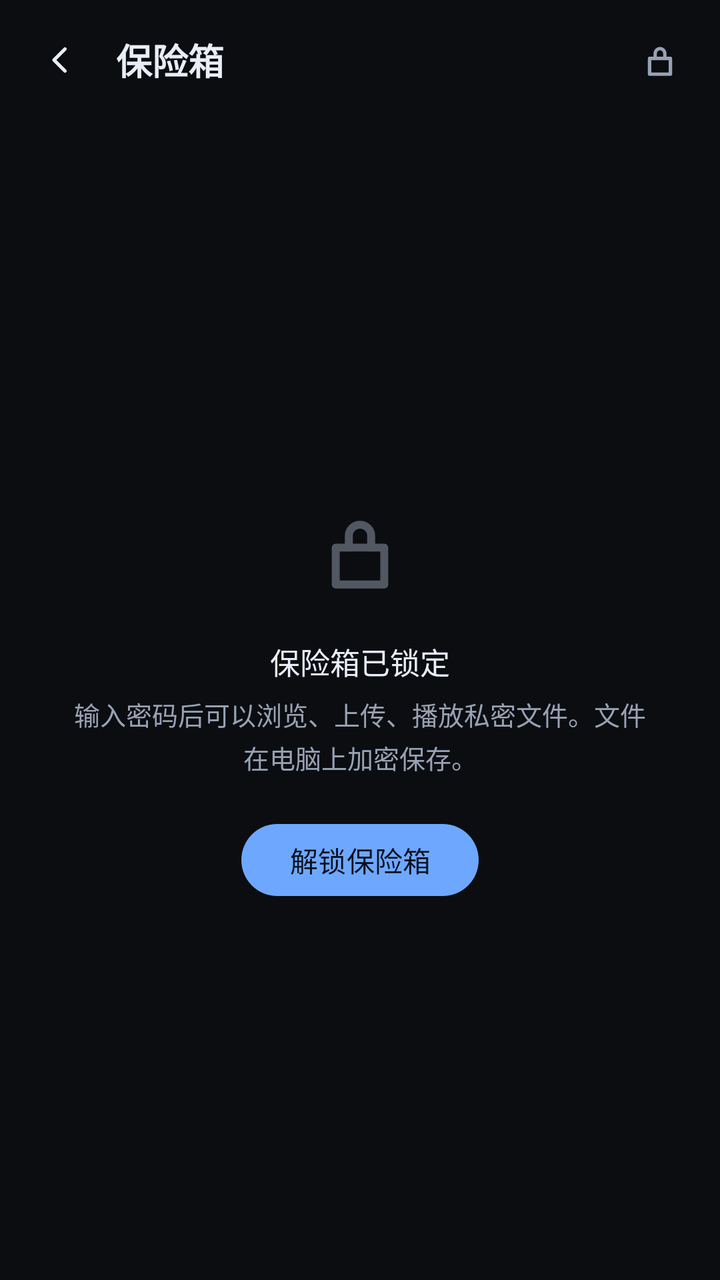
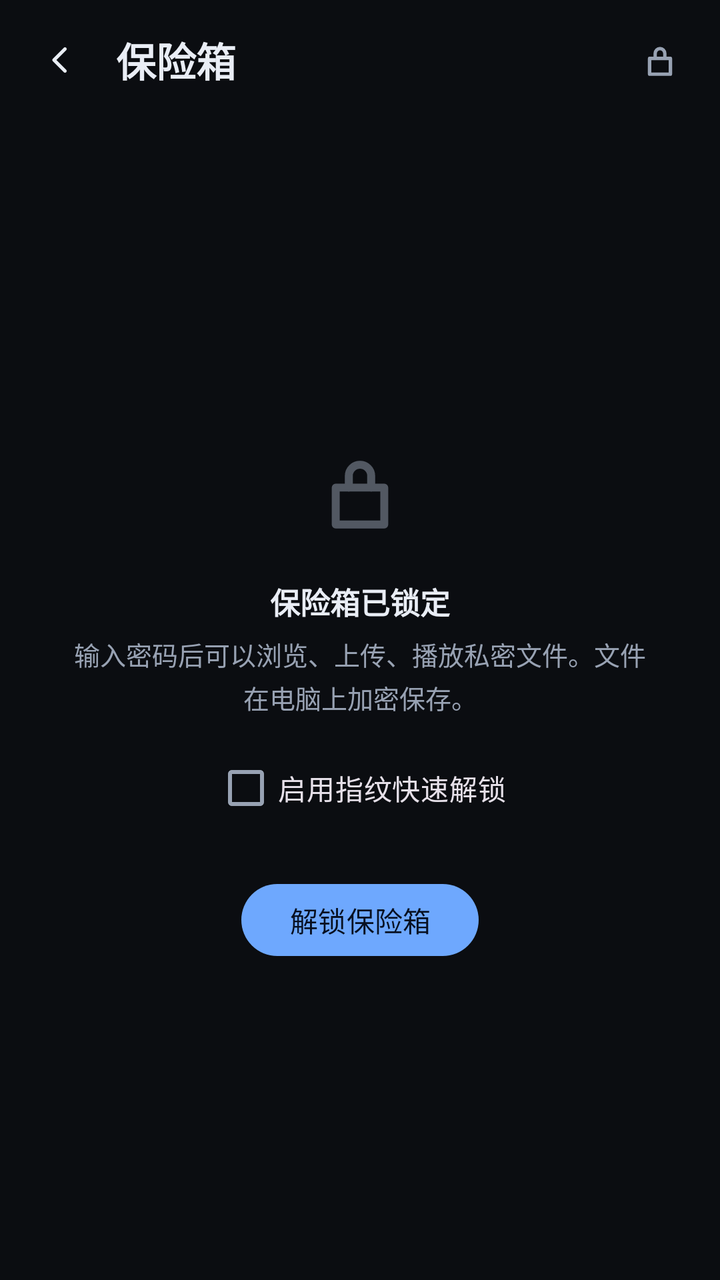

Compare the two renders of this Android layout. The source of the first and the diff that turns it into the second are given below.
<!-- AndroidManifest.xml: application theme Theme.LinNas -->
<!-- res/layout/activity_vault.xml -->
<?xml version="1.0" encoding="utf-8"?>
<LinearLayout xmlns:android="http://schemas.android.com/apk/res/android"
    xmlns:app="http://schemas.android.com/apk/res-auto"
    android:layout_width="match_parent"
    android:layout_height="match_parent"
    android:orientation="vertical"
    android:background="?attr/lInk">

    
    <LinearLayout
        android:layout_width="match_parent"
        android:layout_height="wrap_content"
        android:gravity="center_vertical"
        android:orientation="horizontal"
        android:paddingStart="8dp"
        android:paddingTop="8dp"
        android:paddingEnd="8dp"
        android:paddingBottom="8dp">

        <ImageButton
            android:id="@+id/btnVaultBack"
            style="@style/HeaderIconButton"
            android:contentDescription="返回"
            android:src="@drawable/ic_back"
            android:tint="?attr/lText" />

        <TextView
            style="@style/HeaderTitle"
            android:layout_width="0dp"
            android:layout_height="wrap_content"
            android:layout_marginStart="6dp"
            android:layout_weight="1"
            android:text="保险箱" />

        <ImageButton
            android:id="@+id/btnVaultMkdir"
            style="@style/HeaderIconButton"
            android:contentDescription="新建文件夹"
            android:src="@drawable/ic_folder"
            android:tint="?attr/lTextDim"
            android:visibility="gone" />

        <ImageButton
            android:id="@+id/btnVaultPw"
            style="@style/HeaderIconButton"
            android:contentDescription="修改密码"
            android:src="@drawable/ic_gear"
            android:tint="?attr/lTextDim"
            android:visibility="gone" />

        <ImageButton
            android:id="@+id/btnVaultLock"
            style="@style/HeaderIconButton"
            android:contentDescription="锁定"
            android:src="@drawable/ic_lock"
            android:tint="?attr/lTextDim" />
    </LinearLayout>

    
    <LinearLayout
        android:id="@+id/vaultLocked"
        android:layout_width="match_parent"
        android:layout_height="0dp"
        android:layout_weight="1"
        android:gravity="center"
        android:orientation="vertical"
        android:paddingStart="36dp"
        android:paddingEnd="36dp">

        <ImageView
            android:layout_width="56dp"
            android:layout_height="56dp"
            android:alpha="0.5"
            android:contentDescription="已锁定"
            android:src="@drawable/ic_lock"
            android:tint="?attr/lTextDim" />

        <TextView
            style="@style/EmptyTitle"
            android:layout_width="wrap_content"
            android:layout_height="wrap_content"
            android:layout_marginTop="16dp"
            android:text="保险箱已锁定" />

        <TextView
            style="@style/EmptyHint"
            android:layout_width="match_parent"
            android:layout_height="wrap_content"
            android:layout_marginTop="6dp"
            android:paddingStart="0dp"
            android:paddingTop="0dp"
            android:paddingEnd="0dp"
            android:paddingBottom="0dp"
            android:text="输入密码后可以浏览、上传、播放私密文件。文件在电脑上加密保存。" />

        <com.google.android.material.button.MaterialButton
            android:id="@+id/btnVaultUnlock"
            android:layout_width="wrap_content"
            android:layout_height="wrap_content"
            android:layout_marginTop="20dp"
            android:minHeight="44dp"
            android:paddingStart="24dp"
            android:paddingEnd="24dp"
            android:text="解锁保险箱" />
    </LinearLayout>

    
    <LinearLayout
        android:id="@+id/vaultUnlocked"
        android:layout_width="match_parent"
        android:layout_height="0dp"
        android:layout_weight="1"
        android:orientation="vertical"
        android:visibility="gone">

        <TextView
            android:id="@+id/vaultHint"
            android:layout_width="match_parent"
            android:layout_height="wrap_content"
            android:paddingStart="16dp"
            android:paddingEnd="16dp"
            android:paddingBottom="8dp"
            android:textColor="?attr/lTextDim"
            android:textSize="12sp" />

        <ScrollView
            android:layout_width="match_parent"
            android:layout_height="0dp"
            android:layout_weight="1"
            android:scrollbars="none">

            <LinearLayout
                android:layout_width="match_parent"
                android:layout_height="wrap_content"
                android:orientation="vertical"
                android:paddingStart="16dp"
                android:paddingEnd="16dp">

                <LinearLayout
                    android:id="@+id/vaultList"
                    android:layout_width="match_parent"
                    android:layout_height="wrap_content"
                    android:orientation="vertical" />

                <LinearLayout
                    android:id="@+id/vaultEmpty"
                    android:layout_width="match_parent"
                    android:layout_height="wrap_content"
                    android:layout_marginTop="56dp"
                    android:gravity="center_horizontal"
                    android:orientation="vertical"
                    android:paddingStart="16dp"
                    android:paddingEnd="16dp"
                    android:visibility="gone">

                    <ImageView
                        android:layout_width="48dp"
                        android:layout_height="48dp"
                        android:alpha="0.4"
                        android:contentDescription="空"
                        android:src="@drawable/ic_file"
                        android:tint="?attr/lTextDim" />

                    <TextView
                        style="@style/EmptyTitle"
                        android:layout_width="wrap_content"
                        android:layout_height="wrap_content"
                        android:layout_marginTop="14dp"
                        android:text="保险箱是空的" />

                    <TextView
                        style="@style/EmptyHint"
                        android:layout_width="match_parent"
                        android:layout_height="wrap_content"
                        android:layout_marginTop="6dp"
                        android:paddingStart="0dp"
                        android:paddingTop="0dp"
                        android:paddingEnd="0dp"
                        android:paddingBottom="0dp"
                        android:text="点下方「上传」加入手机里的文件,或用「导入」把媒体库里的文件移进来。" />
                </LinearLayout>
            </LinearLayout>
        </ScrollView>

        
        <LinearLayout
            android:layout_width="match_parent"
            android:layout_height="wrap_content"
            android:orientation="horizontal"
            android:padding="16dp">

            <com.google.android.material.button.MaterialButton
                android:id="@+id/btnVaultUpload"
                android:layout_width="0dp"
                android:layout_height="wrap_content"
                android:layout_weight="1"
                android:minHeight="44dp"
                android:text="上传"
                app:icon="@drawable/ic_upload"
                app:iconGravity="textStart" />

            <com.google.android.material.button.MaterialButton
                android:id="@+id/btnVaultImport"
                style="@style/Widget.Material3.Button.OutlinedButton"
                android:layout_width="0dp"
                android:layout_height="wrap_content"
                android:layout_marginStart="8dp"
                android:layout_weight="1"
                android:minHeight="44dp"
                android:text="导入"
                app:icon="@drawable/ic_folder"
                app:iconGravity="textStart" />

            <com.google.android.material.button.MaterialButton
                android:id="@+id/btnVaultExport"
                style="@style/Widget.Material3.Button.OutlinedButton"
                android:layout_width="0dp"
                android:layout_height="wrap_content"
                android:layout_marginStart="8dp"
                android:layout_weight="1"
                android:minHeight="44dp"
                android:text="导出"
                app:icon="@drawable/ic_download"
                app:iconGravity="textStart" />
        </LinearLayout>
    </LinearLayout>
</LinearLayout>
<!-- resources referenced by this layout -->
<resources>
  <!-- drawable ic_back (drawable) -->
  <?xml version="1.0" encoding="utf-8"?>
  <vector xmlns:android="http://schemas.android.com/apk/res/android"
      android:width="24dp" android:height="24dp"
      android:viewportWidth="24" android:viewportHeight="24">
      <path android:pathData="M14.5 6.5L9 12l5.5 5.5" android:strokeColor="#FFFFFFFF" android:strokeWidth="1.7" android:strokeLineCap="round" android:strokeLineJoin="round" android:fillColor="#00000000"/>
  </vector>
  <!-- drawable ic_folder (drawable) -->
  ﻿<vector xmlns:android="http://schemas.android.com/apk/res/android"
      android:width="24dp" android:height="24dp"
      android:viewportWidth="24" android:viewportHeight="24">
      <path android:pathData="M3.5 7.5a2 2 0 0 1 2-2h4.2l2 2h8.8a2 2 0 0 1 2 2v9a2 2 0 0 1-2 2h-15a2 2 0 0 1-2-2z" android:strokeColor="#FFFFFFFF" android:strokeWidth="1.7" android:strokeLineCap="round" android:strokeLineJoin="round" android:fillColor="#00000000"/>
  </vector>
  <style name="EmptyHint">
          <item name="android:layout_width">wrap_content</item>
          <item name="android:layout_height">wrap_content</item>
          <item name="android:layout_marginTop">6dp</item>
          <item name="android:paddingStart">32dp</item>
          <item name="android:paddingEnd">32dp</item>
          <item name="android:gravity">center</item>
          <item name="android:textSize">13sp</item>
          <item name="android:lineSpacingExtra">3dp</item>
          <item name="android:textColor">?attr/lTextDim</item>
      </style>
  <style name="EmptyTitle">
          <item name="android:layout_width">wrap_content</item>
          <item name="android:layout_height">wrap_content</item>
          <item name="android:layout_marginTop">14dp</item>
          <item name="android:textSize">15sp</item>
          <item name="android:textColor">?attr/lText</item>
      </style>
  <style name="HeaderIconButton">
          <item name="android:layout_width">44dp</item>
          <item name="android:layout_height">44dp</item>
          <item name="android:padding">10dp</item>
          <item name="android:background">?attr/selectableItemBackgroundBorderless</item>
          <item name="android:tint">?attr/lText</item>
          <item name="android:scaleType">fitCenter</item>
      </style>
  <style name="HeaderTitle">
          <item name="android:layout_width">0dp</item>
          <item name="android:layout_height">wrap_content</item>
          <item name="android:layout_weight">1</item>
          <item name="android:layout_marginStart">6dp</item>
          <item name="android:textSize">18sp</item>
          <item name="android:textStyle">bold</item>
          <item name="android:textColor">?attr/lText</item>
          <item name="android:maxLines">1</item>
          <item name="android:ellipsize">end</item>
      </style>
  <color name="t_blue_ink">#0B0D11</color>
  <color name="t_blue_surface">#14181F</color>
  <color name="t_blue_surface_high">#1C222C</color>
  <color name="t_blue_outline">#2A323E</color>
  <color name="t_blue_text">#E9EDF5</color>
  <color name="t_blue_text_dim">#98A2B3</color>
  <color name="t_blue_primary">#6EA8FE</color>
  <color name="t_blue_on_primary">#071021</color>
  <color name="danger">#FF7A7A</color>
  <color name="mint">#79E2B6</color>
  <!-- unchanged entries left out for length: 6 -->
</resources>

<!-- the commit's change to res/layout/activity_vault.xml (unified diff, before → after) -->
@@ -92,6 +92,25 @@
             android:paddingEnd="0dp"
             android:paddingBottom="0dp"
             android:text="输入密码后可以浏览、上传、播放私密文件。文件在电脑上加密保存。" />
+
+        <com.google.android.material.button.MaterialButton
+            android:id="@+id/btnVaultBio"
+            style="@style/Widget.Material3.Button.OutlinedButton"
+            android:layout_width="wrap_content"
+            android:layout_height="wrap_content"
+            android:layout_marginTop="20dp"
+            android:minHeight="44dp"
+            android:paddingStart="24dp"
+            android:paddingEnd="24dp"
+            android:text="指纹解锁"
+            android:visibility="gone" />
+
+        <com.google.android.material.checkbox.MaterialCheckBox
+            android:id="@+id/cbVaultBio"
+            android:layout_width="wrap_content"
+            android:layout_height="wrap_content"
+            android:layout_marginTop="12dp"
+            android:text="启用指纹快速解锁" />
 
         <com.google.android.material.button.MaterialButton
             android:id="@+id/btnVaultUnlock"
<!-- resource entries referenced after the edit -->
@@ -16,19 +16,20 @@
   <style name="EmptyHint">
           <item name="android:layout_width">wrap_content</item>
           <item name="android:layout_height">wrap_content</item>
-          <item name="android:layout_marginTop">6dp</item>
-          <item name="android:paddingStart">32dp</item>
-          <item name="android:paddingEnd">32dp</item>
+          <item name="android:layout_marginTop">@dimen/space_2</item>
+          <item name="android:paddingStart">@dimen/space_8</item>
+          <item name="android:paddingEnd">@dimen/space_8</item>
           <item name="android:gravity">center</item>
-          <item name="android:textSize">13sp</item>
+          <item name="android:textSize">@dimen/text_sm</item>
           <item name="android:lineSpacingExtra">3dp</item>
           <item name="android:textColor">?attr/lTextDim</item>
       </style>
   <style name="EmptyTitle">
           <item name="android:layout_width">wrap_content</item>
           <item name="android:layout_height">wrap_content</item>
-          <item name="android:layout_marginTop">14dp</item>
-          <item name="android:textSize">15sp</item>
+          <item name="android:layout_marginTop">@dimen/space_4</item>
+          <item name="android:textSize">@dimen/text_md</item>
+          <item name="android:textStyle">bold</item>
           <item name="android:textColor">?attr/lText</item>
       </style>
   <style name="HeaderIconButton">
@@ -44,12 +45,18 @@
           <item name="android:layout_height">wrap_content</item>
           <item name="android:layout_weight">1</item>
           <item name="android:layout_marginStart">6dp</item>
-          <item name="android:textSize">18sp</item>
+          <item name="android:textSize">@dimen/text_xl</item>
           <item name="android:textStyle">bold</item>
           <item name="android:textColor">?attr/lText</item>
           <item name="android:maxLines">1</item>
           <item name="android:ellipsize">end</item>
       </style>
+  <dimen name="space_2">8dp</dimen>
+  <dimen name="space_8">32dp</dimen>
+  <dimen name="text_sm">13sp</dimen>
+  <dimen name="space_4">16dp</dimen>
+  <dimen name="text_md">15sp</dimen>
+  <dimen name="text_xl">20sp</dimen>
   <color name="t_blue_ink">#0B0D11</color>
   <color name="t_blue_surface">#14181F</color>
   <color name="t_blue_surface_high">#1C222C</color>
